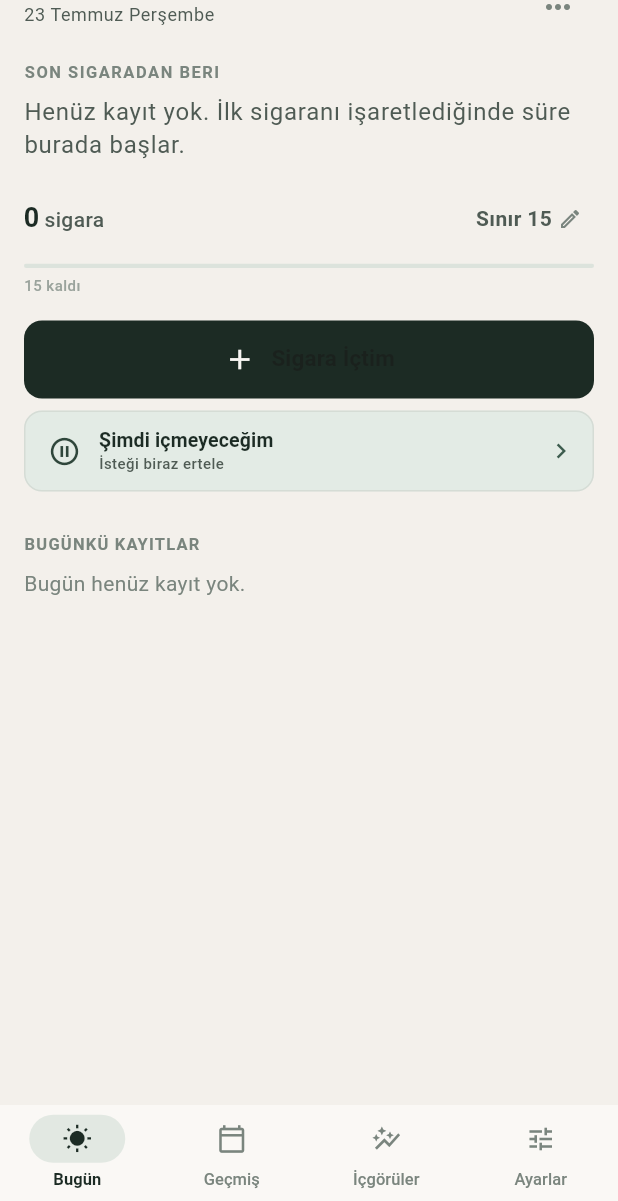
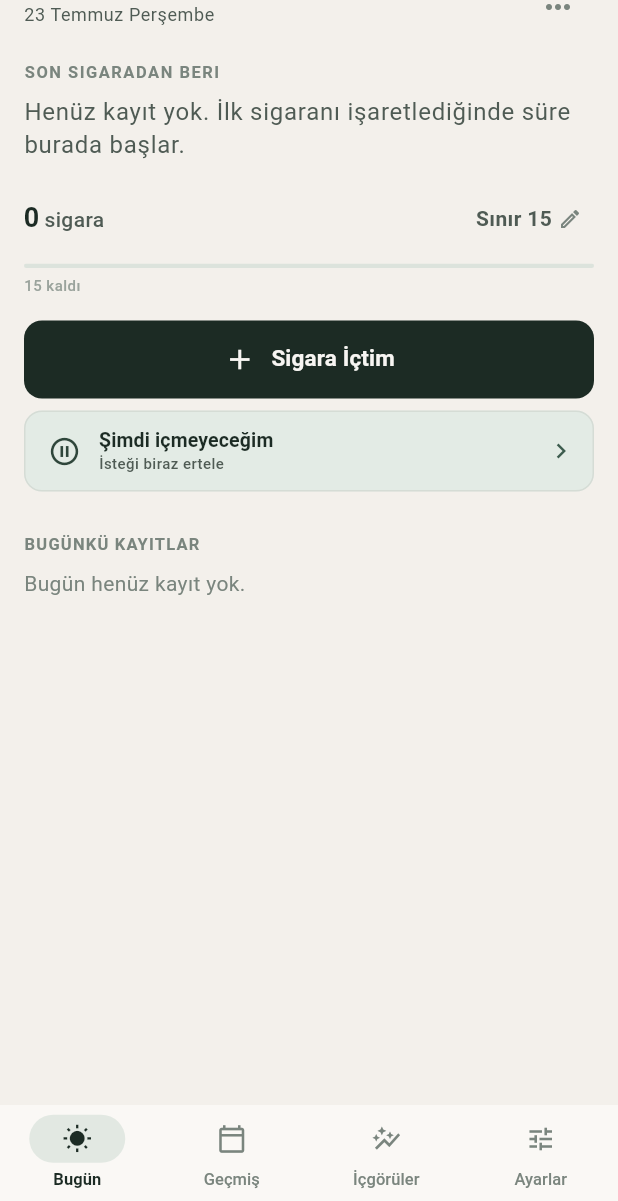
Before and after one commit to umut-kursun/nefes, a Flutter app: the screen it shows after launch, after a tap on "Başla", on a phone screen of 412 x 824 dp, the part 35-1236 px from its top. Run offline on Flutter 3.47's test engine with Material 3 defaults, Android fonts, the phone set to English and light mode, and no system bars; our stand-ins replace flutter_riverpod, go_router, sembast, sembast_web, shared_preferences; missing offline and left inert: dart:html.

Commit message:
Fix Today contrast, nav icons, snackbar dismiss, and event edit
Make primary label light on forest, keep Material icons from web tree-shaking, auto-dismiss Kaydedildi with close, enable timeline edit, and bump app version to 1.4.0 / PWA cache v7.

Co-authored-by: Cursor <cursoragent@cursor.com>

```diff
--- a/lib/core/design_system/nefes_buttons.dart
+++ b/lib/core/design_system/nefes_buttons.dart
@@ -22,7 +22,7 @@ class NefesPrimaryButton extends StatelessWidget {
       fontWeight: FontWeight.w600,
       letterSpacing: 0.1,
       height: 1.1,
-      color: AppColors.textOnForest,
+      color: AppColors.textOnForest, // must beat theme onSurface
     );
 
     return SizedBox(
@@ -72,7 +72,7 @@ class NefesPrimaryButton extends StatelessWidget {
                   mainAxisSize: MainAxisSize.min,
                   children: [
                     if (icon != null) ...[
-                      Icon(icon, size: 22),
+                      Icon(icon, size: 22, color: AppColors.textOnForest),
                       const SizedBox(width: 10),
                     ],
                     Text(label, style: labelStyle),
--- a/lib/features/settings/presentation/settings_page.dart
+++ b/lib/features/settings/presentation/settings_page.dart
@@ -12,7 +12,7 @@ import 'package:nefes/features/settings/data/backup_file_io.dart';
 import 'package:nefes/features/smoking/domain/entities/home_snapshot.dart';
 import 'package:uuid/uuid.dart';
 
-const _appVersion = '1.3.0';
+const _appVersion = '1.4.0';
 
 /// Settings — grouped list rows, not a wall of cards.
 class SettingsPage extends ConsumerStatefulWidget {
--- a/lib/features/shell/presentation/app_shell.dart
+++ b/lib/features/shell/presentation/app_shell.dart
@@ -9,29 +9,6 @@ class AppShell extends StatelessWidget {
   const AppShell({super.key, required this.navigationShell});
 
   final StatefulNavigationShell navigationShell;
-
-  static const _destinations = <_ShellDestination>[
-    _ShellDestination(
-      icon: Icons.wb_sunny_outlined,
-      selectedIcon: Icons.wb_sunny,
-      label: AppStrings.navToday,
-    ),
-    _ShellDestination(
-      icon: Icons.calendar_today_outlined,
-      selectedIcon: Icons.calendar_today,
-      label: AppStrings.navHistory,
-    ),
-    _ShellDestination(
-      icon: Icons.auto_graph_outlined,
-      selectedIcon: Icons.auto_graph,
-      label: AppStrings.navInsights,
-    ),
-    _ShellDestination(
-      icon: Icons.tune_outlined,
-      selectedIcon: Icons.tune,
-      label: AppStrings.navSettings,
-    ),
-  ];
 
   void _onDestinationSelected(int index) {
     navigationShell.goBranch(
@@ -47,6 +24,8 @@ class AppShell extends StatelessWidget {
         builder: (context, constraints) {
           final isWide = constraints.maxWidth >= AppBreakpoints.dashboardWide;
 
+          // Icons must be written as literal Icons.* here so Flutter Web
+          // tree-shaking keeps the glyphs in MaterialIcons.
           if (isWide) {
             return Scaffold(
               backgroundColor: AppColors.canvasLight,
@@ -57,13 +36,45 @@ class AppShell extends StatelessWidget {
                     onDestinationSelected: _onDestinationSelected,
                     labelType: NavigationRailLabelType.all,
                     backgroundColor: AppColors.surfaceLight,
-                    destinations: [
-                      for (final d in _destinations)
-                        NavigationRailDestination(
-                          icon: Icon(d.icon),
-                          selectedIcon: Icon(d.selectedIcon),
-                          label: Text(d.label),
-                        ),
+                    selectedIconTheme: const IconThemeData(
+                      color: AppColors.forest,
+                      size: 22,
+                    ),
+                    unselectedIconTheme: const IconThemeData(
+                      color: AppColors.textMuted,
+                      size: 22,
+                    ),
+                    selectedLabelTextStyle: const TextStyle(
+                      color: AppColors.forest,
+                      fontWeight: FontWeight.w600,
+                      fontSize: 12,
+                    ),
+                    unselectedLabelTextStyle: const TextStyle(
+                      color: AppColors.textMuted,
+                      fontWeight: FontWeight.w500,
+                      fontSize: 12,
+                    ),
+                    destinations: const [
+                      NavigationRailDestination(
+                        icon: Icon(Icons.wb_sunny_outlined),
+                        selectedIcon: Icon(Icons.wb_sunny),
+                        label: Text(AppStrings.navToday),
+                      ),
+                      NavigationRailDestination(
+                        icon: Icon(Icons.calendar_today_outlined),
+                        selectedIcon: Icon(Icons.calendar_today),
+                        label: Text(AppStrings.navHistory),
+                      ),
+                      NavigationRailDestination(
+                        icon: Icon(Icons.auto_graph_outlined),
+                        selectedIcon: Icon(Icons.auto_graph),
+                        label: Text(AppStrings.navInsights),
+                      ),
+                      NavigationRailDestination(
+                        icon: Icon(Icons.tune_outlined),
+                        selectedIcon: Icon(Icons.tune),
+                        label: Text(AppStrings.navSettings),
+                      ),
                     ],
                   ),
                   const VerticalDivider(
@@ -92,13 +103,27 @@ class AppShell extends StatelessWidget {
                 child: NavigationBar(
                   selectedIndex: navigationShell.currentIndex,
                   onDestinationSelected: _onDestinationSelected,
-                  destinations: [
-                    for (final d in _destinations)
-                      NavigationDestination(
-                        icon: Icon(d.icon),
-                        selectedIcon: Icon(d.selectedIcon),
-                        label: d.label,
-                      ),
+                  destinations: const [
+                    NavigationDestination(
+                      icon: Icon(Icons.wb_sunny_outlined),
+                      selectedIcon: Icon(Icons.wb_sunny),
+                      label: AppStrings.navToday,
+                    ),
+                    NavigationDestination(
+                      icon: Icon(Icons.calendar_today_outlined),
+                      selectedIcon: Icon(Icons.calendar_today),
+                      label: AppStrings.navHistory,
+                    ),
+                    NavigationDestination(
+                      icon: Icon(Icons.auto_graph_outlined),
+                      selectedIcon: Icon(Icons.auto_graph),
+                      label: AppStrings.navInsights,
+                    ),
+                    NavigationDestination(
+                      icon: Icon(Icons.tune_outlined),
+                      selectedIcon: Icon(Icons.tune),
+                      label: AppStrings.navSettings,
+                    ),
                   ],
                 ),
               ),
@@ -109,15 +134,3 @@ class AppShell extends StatelessWidget {
     );
   }
 }
-
-class _ShellDestination {
-  const _ShellDestination({
-    required this.icon,
-    required this.selectedIcon,
-    required this.label,
-  });
-
-  final IconData icon;
-  final IconData selectedIcon;
-  final String label;
-}
--- a/lib/features/smoking/domain/services/event_factory.dart
+++ b/lib/features/smoking/domain/services/event_factory.dart
@@ -170,7 +170,7 @@ class EventFactory {
       },
       'device': <String, dynamic>{
         'platform': 'web',
-        'appVersion': '1.3.0',
+        'appVersion': '1.4.0',
       },
       'ai': <String, dynamic>{
         'features': <String, dynamic>{},
--- a/lib/features/smoking/presentation/home/home_view.dart
+++ b/lib/features/smoking/presentation/home/home_view.dart
@@ -5,6 +5,7 @@ import 'package:nefes/core/design_system/nefes_timeline.dart';
 import 'package:nefes/core/design_system/tokens.dart';
 import 'package:nefes/core/l10n/app_strings.dart';
 import 'package:nefes/core/time/time_display.dart';
+import 'package:nefes/features/history/presentation/event_correction_sheet.dart';
 import 'package:nefes/features/smoking/domain/entities/home_snapshot.dart';
 import 'package:nefes/features/smoking/domain/entities/smoking_trigger.dart';
 import 'package:nefes/features/smoking/presentation/home/capture_sheets.dart';
@@ -40,15 +41,19 @@ class _HomeViewState extends ConsumerState<HomeView> {
             next.errorMessage == null;
 
         ScaffoldMessenger.of(context)
-          ..hideCurrentSnackBar()
+          ..clearSnackBars()
           ..showSnackBar(
             SnackBar(
               content: Text(message),
               behavior: SnackBarBehavior.floating,
-              duration: Duration(milliseconds: canUndoAction ? 4000 : 1600),
+              // Keep confirmation brief; undo stays available in ⋯ when eligible.
+              duration: Duration(milliseconds: canUndoAction ? 3500 : 1800),
+              showCloseIcon: true,
+              closeIconColor: AppColors.textOnForest,
               action: canUndoAction
                   ? SnackBarAction(
                       label: AppStrings.undoConfirmAction,
+                      textColor: AppColors.textOnForest,
                       onPressed: () {
                         ref
                             .read(homeViewModelProvider.notifier)
@@ -123,6 +128,7 @@ class _HomeViewState extends ConsumerState<HomeView> {
                         .read(homeViewModelProvider.notifier)
                         .selectTrigger(t),
                     onMoreTriggers: () => _moreTriggers(context, state),
+                    onEditEvent: (event) => _editTodayEvent(context, event),
                   ),
                 ),
               ),
@@ -233,6 +239,16 @@ class _HomeViewState extends ConsumerState<HomeView> {
       await ref.read(homeViewModelProvider.notifier).undoLastConfirmed();
     }
   }
+
+  Future<void> _editTodayEvent(BuildContext context, HomeEventItem event) {
+    return showEventCorrectionSheet(
+      context: context,
+      ref: ref,
+      smokeEventId: event.id,
+      currentLocal: event.createdAtUtc.toLocal(),
+      currentTrigger: event.trigger,
+    );
+  }
 }
 
 class _TodayComposition extends StatelessWidget {
@@ -248,6 +264,7 @@ class _TodayComposition extends StatelessWidget {
     required this.onEarlier,
     required this.onSelectTrigger,
     required this.onMoreTriggers,
+    required this.onEditEvent,
   });
 
   final HomeUiState state;
@@ -261,6 +278,7 @@ class _TodayComposition extends StatelessWidget {
   final VoidCallback onEarlier;
   final ValueChanged<SmokingTrigger> onSelectTrigger;
   final VoidCallback onMoreTriggers;
+  final ValueChanged<HomeEventItem> onEditEvent;
 
   @override
   Widget build(BuildContext context) {
@@ -347,7 +365,10 @@ class _TodayComposition extends StatelessWidget {
                     ),
                   )
                 else
-                  _TodayTimeline(events: state.todayEvents),
+                  _TodayTimeline(
+                    events: state.todayEvents,
+                    onEditEvent: onEditEvent,
+                  ),
                 // Keep last timeline items clear of bottom nav on mobile.
                 const SizedBox(height: AppSpacing.lg),
               ],
@@ -465,9 +486,13 @@ class _HeaderBar extends StatelessWidget {
 enum _UtilityAction { earlier, undo }
 
 class _TodayTimeline extends StatelessWidget {
-  const _TodayTimeline({required this.events});
+  const _TodayTimeline({
+    required this.events,
+    required this.onEditEvent,
+  });
 
   final List<HomeEventItem> events;
+  final ValueChanged<HomeEventItem> onEditEvent;
 
   @override
   Widget build(BuildContext context) {
@@ -488,6 +513,7 @@ class _TodayTimeline extends StatelessWidget {
               : SmokingTriggerLabels.label(item.trigger!),
           intervalBefore:
               gap == null ? null : TimeDisplay.formatIntervalShort(gap),
+          onTap: () => onEditEvent(item),
         ),
       );
     }
--- a/lib/features/smoking/presentation/home/today_composition.dart
+++ b/lib/features/smoking/presentation/home/today_composition.dart
@@ -459,10 +459,13 @@ class _PrimaryLogButton extends StatelessWidget {
 
   @override
   Widget build(BuildContext context) {
+    // Explicit on-forest color — theme titleMedium is dark and would vanish
+    // on the forest fill until hover overlays lighten the surface.
     final labelStyle = Theme.of(context).textTheme.titleMedium?.copyWith(
       fontWeight: FontWeight.w600,
       letterSpacing: 0.1,
       height: 1.1,
+      color: AppColors.textOnForest,
     );
 
     return SizedBox(
@@ -511,7 +514,11 @@ class _PrimaryLogButton extends StatelessWidget {
                   mainAxisAlignment: MainAxisAlignment.center,
                   mainAxisSize: MainAxisSize.min,
                   children: [
-                    const Icon(Icons.add, size: 22),
+                    const Icon(
+                      Icons.add,
+                      size: 22,
+                      color: AppColors.textOnForest,
+                    ),
                     const SizedBox(width: 10),
                     Text(AppStrings.iSmoked, style: labelStyle),
                   ],
--- a/pubspec.yaml
+++ b/pubspec.yaml
@@ -1,7 +1,7 @@
 name: nefes
 description: "NEFES - Understand your habits."
 publish_to: "none"
-version: 1.3.0+5
+version: 1.4.0+6
 
 environment:
   sdk: ^3.12.2
```
Also changed, not shown: lib/core/design_system/nefes_timeline.dart (+27 -3 lines), lib/features/history/presentation/event_correction_sheet.dart (+8 -0 lines), 2 other files.
